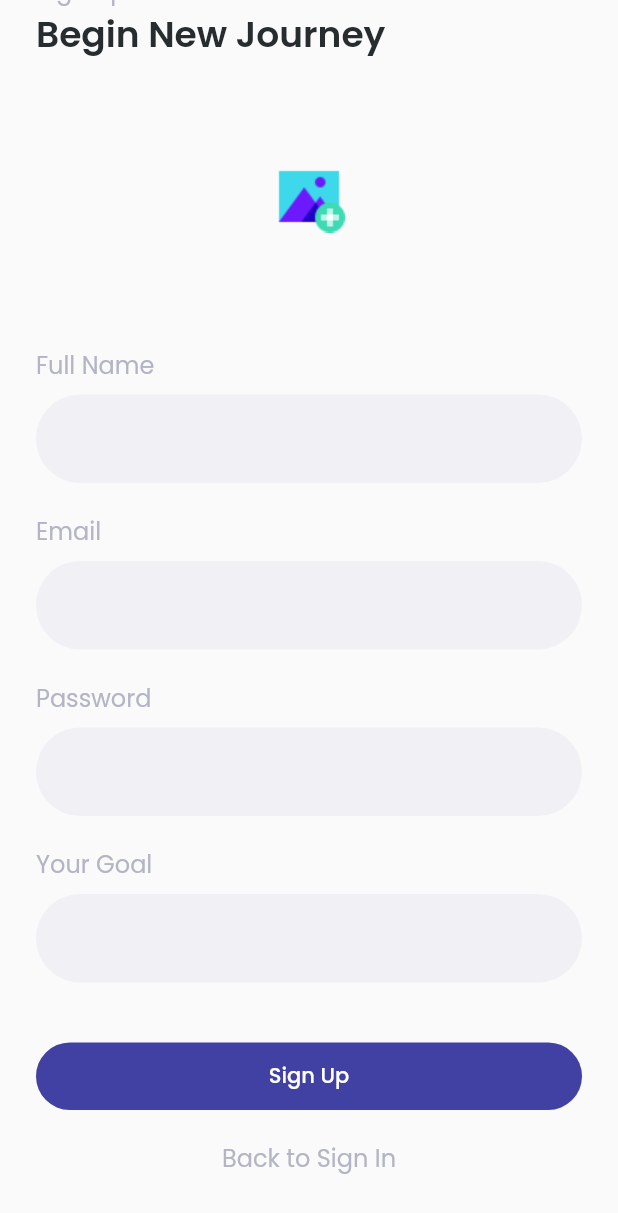
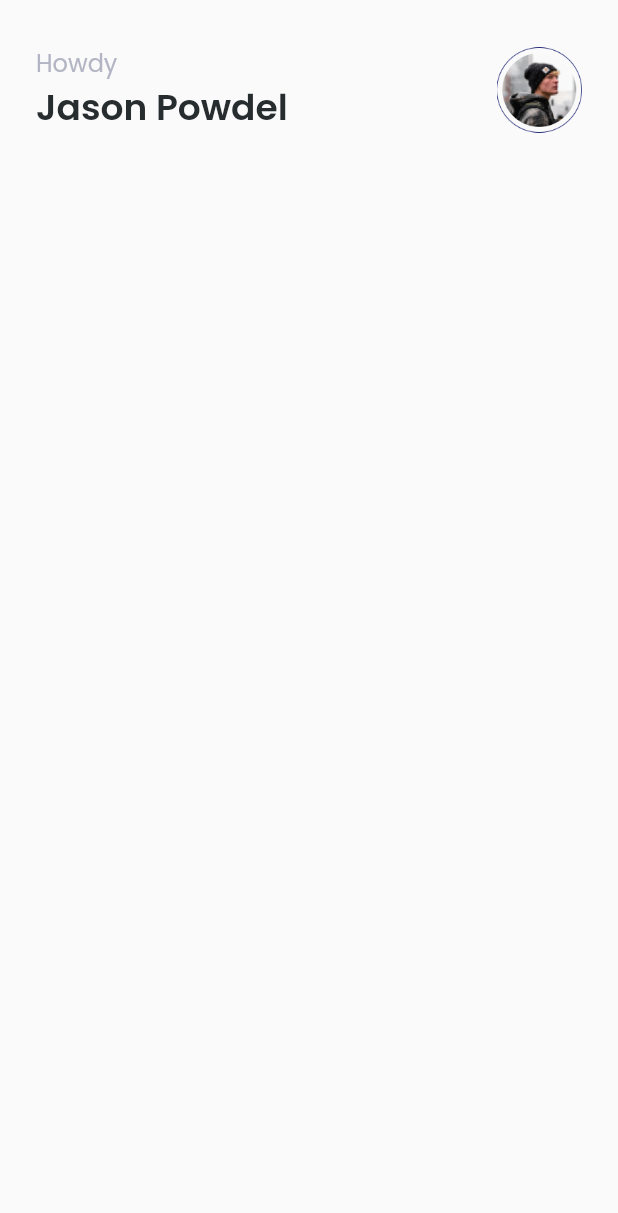
Before and after one commit to abdulazizpermana/future_job_with_provider, a Flutter app: the SignUpPage screen opened directly, scrolled down 89 dp, after a tap on "Sign Up", on a phone screen of 412 x 824 dp. Shown: the top 1213 px of the screen. Run offline on Flutter 3.47's test engine with Material 2 defaults, Android fonts, the phone set to English and light mode, and no system bars; our stand-ins replace email_validator, google_fonts; missing offline and left inert: dart:ffi.

Commit message:
added: home page

```diff
--- /dev/null
+++ b/lib/page/home_page.dart
@@ -0,0 +1,54 @@
+import 'package:flutter/material.dart';
+import 'package:future_job_with_provider/theme.dart';
+
+class HomePage extends StatelessWidget {
+  const HomePage({Key key}) : super(key: key);
+
+  @override
+  Widget build(BuildContext context) {
+    Widget header() {
+      return SafeArea(
+        child: Padding(
+          padding: const EdgeInsets.only(
+            top: 30,
+            left: 24,
+            right: 24,
+          ),
+          child: Container(
+            child: Row(
+              children: [
+                Column(
+                  crossAxisAlignment: CrossAxisAlignment.start,
+                  children: [
+                    Text(
+                      "Howdy",
+                      style: tittleTextStyle,
+                    ),
+                    Text(
+                      "Jason Powdel",
+                      style: subtittleTextStyle,
+                    )
+                  ],
+                ),
+                const Spacer(),
+                Image.asset(
+                  "assets/images/user_pic.png",
+                  width: 57,
+                  height: 57,
+                ),
+              ],
+            ),
+          ),
+        ),
+      );
+    }
+
+    return Scaffold(
+      body: Column(
+        children: [
+          header(),
+        ],
+      ),
+    );
+  }
+}
--- a/lib/page/signin_page.dart
+++ b/lib/page/signin_page.dart
@@ -1,4 +1,5 @@
 import 'package:flutter/material.dart';
+import 'package:future_job_with_provider/page/home_page.dart';
 import 'package:future_job_with_provider/page/signup_page.dart';
 import 'package:future_job_with_provider/theme.dart';
 import 'package:email_validator/email_validator.dart';
@@ -124,6 +125,7 @@ class _SigninPageState extends State<SigninPage> {
                           color: Color(0xff4141a4),
                         ),
                       ),
+                      hintText: '',
                     ),
                   ),
                   const SizedBox(
@@ -134,12 +136,12 @@ class _SigninPageState extends State<SigninPage> {
                     height: 45,
                     child: TextButton(
                       onPressed: () {
-                        // Navigator.push(
-                        //   context,
-                        //   MaterialPageRoute(
-                        //     builder: (context) => const SigninPage(),
-                        //   ),
-                        // );
+                        Navigator.push(
+                          context,
+                          MaterialPageRoute(
+                            builder: (context) => const HomePage(),
+                          ),
+                        );
                       },
                       style: TextButton.styleFrom(
                         backgroundColor: primaryColor,
--- a/lib/page/signup_page.dart
+++ b/lib/page/signup_page.dart
@@ -1,4 +1,5 @@
 import 'package:flutter/material.dart';
+import 'package:future_job_with_provider/page/home_page.dart';
 import 'package:future_job_with_provider/page/signin_page.dart';
 
 import '../theme.dart';
@@ -10,6 +11,7 @@ class SignUpPage extends StatefulWidget {
 
 class _SignUpPageState extends State<SignUpPage> {
   bool isUploaded = false;
+  final _formKey = GlobalKey<FormState>();
 
   @override
   Widget build(BuildContext context) {
@@ -92,7 +94,9 @@ class _SignUpPageState extends State<SignUpPage> {
                     const SizedBox(
                       height: 8,
                     ),
-                    TextFormField(
+                    Form(
+                      key: _formKey,
+                      child: TextFormField(
                         decoration: InputDecoration(
                           fillColor: const Color(0xffF1F0F5),
                           filled: true,
@@ -103,6 +107,13 @@ class _SignUpPageState extends State<SignUpPage> {
                           focusedBorder: OutlineInputBorder(
                               borderRadius: BorderRadius.circular(66),
                               borderSide: BorderSide.none),
+                        ),
+                        validator: (value) {
+                          if (value == null || value.isEmpty) {
+                            return 'Please enter some text';
+                          }
+                          return null;
+                        },
                       ),
                     ),
                     const SizedBox(
@@ -131,6 +142,12 @@ class _SignUpPageState extends State<SignUpPage> {
                           ),
                         ),
                       ),
+                      validator: (value) {
+                        if (value == null || value.isEmpty) {
+                          return 'Please enter some text';
+                        }
+                        return null;
+                      },
                     ),
                     const SizedBox(
                       height: 20,
@@ -158,6 +175,12 @@ class _SignUpPageState extends State<SignUpPage> {
                           ),
                         ),
                       ),
+                      validator: (value) {
+                        if (value == null || value.isEmpty) {
+                          return 'Please enter some text';
+                        }
+                        return null;
+                      },
                     ),
                     const SizedBox(
                       height: 20,
@@ -185,6 +208,12 @@ class _SignUpPageState extends State<SignUpPage> {
                           ),
                         ),
                       ),
+                      validator: (value) {
+                        if (value == null || value.isEmpty) {
+                          return 'Please enter some text';
+                        }
+                        return null;
+                      },
                     ),
                     const SizedBox(
                       height: 40,
@@ -194,12 +223,17 @@ class _SignUpPageState extends State<SignUpPage> {
                       height: 45,
                       child: TextButton(
                         onPressed: () {
-                          // Navigator.push(
-                          //   context,
-                          //   MaterialPageRoute(
-                          //     builder: (context) => const SigninPage(),
-                          //   ),
-                          // );
+                          Navigator.push(
+                            context,
+                            MaterialPageRoute(
+                              builder: (context) => const HomePage(),
+                            ),
+                          );
+                          if (_formKey.currentState.validate()) {
+                            ScaffoldMessenger.of(context).showSnackBar(
+                              const SnackBar(content: Text('Processing Data')),
+                            );
+                          }
                         },
                         style: TextButton.styleFrom(
                           backgroundColor: primaryColor,
```
Also changed, not shown: pubspec.lock, 1 other file. Lines whose indentation alone changed are shown as unchanged.
